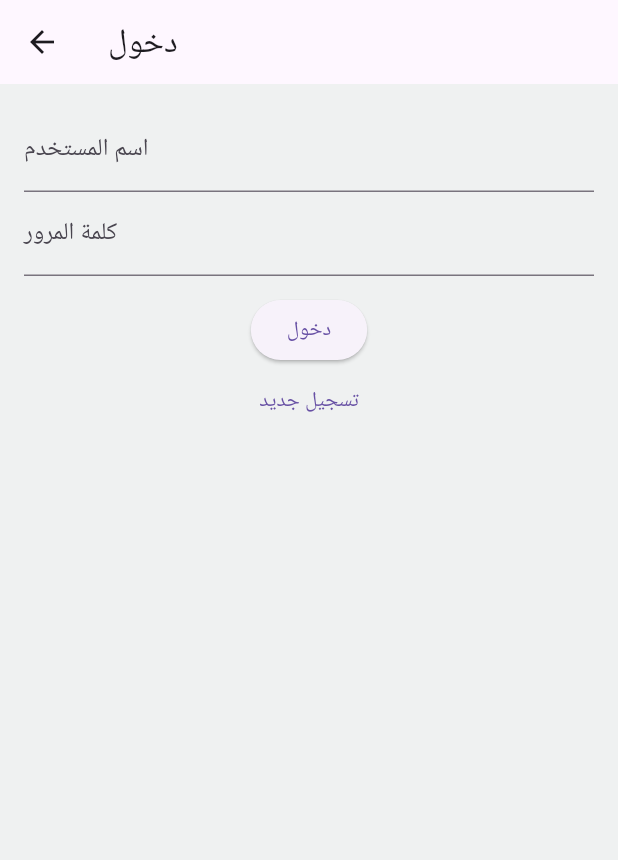
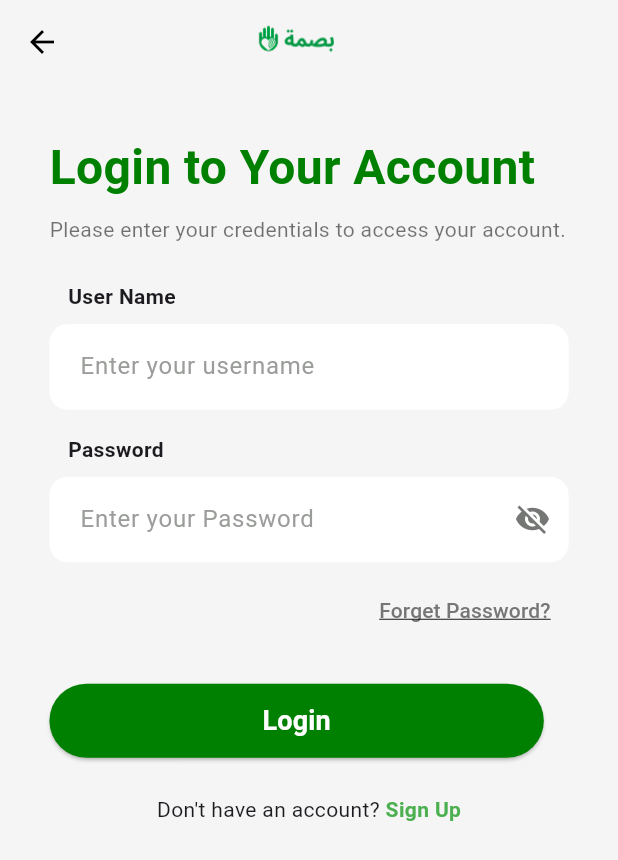
Before and after one commit to alkofahijo/basma-app, a Flutter app: the LoginPage screen opened directly, on a phone screen of 412 x 824 dp. Shown: the top 860 px of the screen. Run offline on Flutter 3.47's test engine with Material 3 defaults, Android fonts, the light colour scheme and no system bars; our stand-ins replace get, image_picker, shared_preferences, smooth_page_indicator; accounts and stored records are empty.

Commit message:
re design the login page and write it using Getx

```diff
--- /dev/null
+++ b/FrontEnd/basma_app/lib/controllers/login_controller.dart
@@ -0,0 +1,31 @@
+import 'package:basma_app/pages/report/select_location_page.dart';
+import 'package:get/get.dart';
+import '../../services/api_service.dart';
+
+class LoginController extends GetxController {
+  var email = ''.obs;
+  var password = ''.obs;
+  var isLoading = false.obs;
+  var obscurePassword = true.obs;
+  var errorMessage = ''.obs;
+
+  Future<void> login() async {
+    if (email.isEmpty || password.isEmpty) {
+      errorMessage.value = 'Please Fill All Fields';
+      return;
+    }
+    try {
+      isLoading.value = true;
+      await ApiService.login(email.value.trim(), password.value);
+      Get.to(() => const SelectLocationPage());
+    } catch (e) {
+      errorMessage.value = 'Login Failed. Please Try Again.';
+    } finally {
+      isLoading.value = false;
+    }
+  }
+
+  void togglePassword() {
+    obscurePassword.value = !obscurePassword.value;
+  }
+}
--- a/FrontEnd/basma_app/lib/pages/auth/login_page.dart
+++ b/FrontEnd/basma_app/lib/pages/auth/login_page.dart
@@ -1,74 +1,216 @@
 import 'package:flutter/material.dart';
-import '../../services/api_service.dart';
-import '../report/select_location_page.dart';
+import 'package:get/get.dart';
+import '../../controllers/login_controller.dart';
 import 'register_choice_page.dart';
 
-class LoginPage extends StatefulWidget {
-  const LoginPage({super.key});
-  @override
-  State<LoginPage> createState() => _LoginPageState();
-}
+class LoginPage extends StatelessWidget {
+  LoginPage({super.key});
 
-class _LoginPageState extends State<LoginPage> {
-  final _u = TextEditingController();
-  final _p = TextEditingController();
-  bool _loading = false;
-  String? _err;
-  @override
-  void dispose() {
-    _u.dispose();
-    _p.dispose();
-    super.dispose();
-  }
-
-  Future<void> _login() async {
-    setState(() => _loading = true);
-    try {
-      await ApiService.login(_u.text.trim(), _p.text);
-      if (!mounted) return;
-      Navigator.pushReplacement(
-        context,
-        MaterialPageRoute(builder: (_) => const SelectLocationPage()),
-      );
-    } catch (e) {
-      setState(() => _err = 'فشل تسجيل الدخول');
-    } finally {
-      setState(() => _loading = false);
-    }
-  }
+  final LoginController controller = Get.put(LoginController());
 
   @override
-  Widget build(BuildContext ctx) {
+  Widget build(BuildContext context) {
+    final size = MediaQuery.of(context).size;
+
     return Scaffold(
-      appBar: AppBar(title: const Text('دخول')),
-      body: Padding(
-        padding: const EdgeInsets.all(16),
+      backgroundColor: const Color(0xFFF5F5F5),
+      appBar: AppBar(
+        backgroundColor: Colors.transparent,
+        elevation: 0,
+        leading: IconButton(
+          icon: const Icon(Icons.arrow_back, color: Colors.black),
+          onPressed: () => Get.back(),
+        ),
+        centerTitle: true,
+        title: Image.asset(
+          "assets/images/logo-arabic-side.png",
+          height: size.height * 0.05,
+        ),
+      ),
+      body: SingleChildScrollView(
+        padding: EdgeInsets.symmetric(
+          horizontal: size.width * 0.08,
+          vertical: size.height * 0.04,
+        ),
         child: Column(
+          crossAxisAlignment: CrossAxisAlignment.start,
           children: [
-            if (_err != null)
-              Text(_err!, style: const TextStyle(color: Colors.red)),
+            // ===== Title =====
+            const Text(
+              'Login to Your Account',
+              style: TextStyle(
+                color: Color(0xFF008000),
+                fontWeight: FontWeight.bold,
+                fontSize: 32,
+              ),
+            ),
+            SizedBox(height: size.height * 0.01),
+            const Text(
+              'Please enter your credentials to access your account.',
+              style: TextStyle(
+                color: Colors.black54,
+                fontSize: 14,
+                height: 1.4,
+              ),
+            ),
+            SizedBox(height: size.height * 0.02),
+            Obx(
+              () => controller.errorMessage.isNotEmpty
+                  ? Row(
+                      children: [
+                        const Icon(
+                          Icons.cancel_outlined,
+                          color: Colors.red,
+                          size: 19,
+                        ),
+                        SizedBox(width: size.width * 0.01),
+                        Text(
+                          controller.errorMessage.value,
+                          style: const TextStyle(color: Colors.red),
+                        ),
+                      ],
+                    )
+                  : const SizedBox.shrink(),
+            ),
+            SizedBox(height: size.height * 0.01),
+
+            // ===== User Name Input =====
+            Padding(
+              padding: EdgeInsets.symmetric(horizontal: size.width * 0.03),
+              child: const Text(
+                'User Name',
+                style: TextStyle(fontWeight: FontWeight.bold),
+              ),
+            ),
+            SizedBox(height: size.height * 0.01),
             TextField(
-              controller: _u,
-              decoration: const InputDecoration(labelText: 'اسم المستخدم'),
+              onChanged: (v) => controller.email.value = v,
+              keyboardType: TextInputType.emailAddress,
+              decoration: InputDecoration(
+                hintText: 'Enter your username',
+                hintStyle: const TextStyle(
+                  color: Color.fromARGB(255, 154, 157, 154),
+                ),
+                filled: true,
+                fillColor: Colors.white,
+                contentPadding: EdgeInsets.symmetric(
+                  horizontal: size.width * 0.04,
+                  vertical: size.height * 0.02,
+                ),
+                border: OutlineInputBorder(
+                  borderRadius: BorderRadius.circular(12),
+                  borderSide: BorderSide.none,
+                ),
+              ),
             ),
-            TextField(
-              controller: _p,
-              decoration: const InputDecoration(labelText: 'كلمة المرور'),
-              obscureText: true,
+            SizedBox(height: size.height * 0.02),
+
+            // ===== Password Input =====
+            Padding(
+              padding: EdgeInsets.symmetric(horizontal: size.width * 0.03),
+              child: const Text(
+                'Password',
+                style: TextStyle(fontWeight: FontWeight.bold),
+              ),
             ),
-            const SizedBox(height: 12),
-            ElevatedButton(
-              onPressed: _loading ? null : _login,
-              child: _loading
-                  ? const CircularProgressIndicator()
-                  : const Text('دخول'),
+            SizedBox(height: size.height * 0.01),
+            Obx(
+              () => TextField(
+                onChanged: (v) => controller.password.value = v,
+                obscureText: controller.obscurePassword.value,
+                decoration: InputDecoration(
+                  hintText: 'Enter your Password',
+                  hintStyle: const TextStyle(
+                    color: Color.fromARGB(255, 154, 157, 154),
+                  ),
+                  suffixIcon: IconButton(
+                    icon: Icon(
+                      controller.obscurePassword.value
+                          ? Icons.visibility_off
+                          : Icons.visibility,
+                      color: const Color.fromARGB(255, 117, 119, 117),
+                    ),
+                    onPressed: controller.togglePassword,
+                  ),
+                  filled: true,
+                  fillColor: Colors.white,
+                  contentPadding: EdgeInsets.symmetric(
+                    horizontal: size.width * 0.04,
+                    vertical: size.height * 0.02,
+                  ),
+                  border: OutlineInputBorder(
+                    borderRadius: BorderRadius.circular(12),
+                    borderSide: BorderSide.none,
+                  ),
+                ),
+              ),
             ),
-            TextButton(
-              onPressed: () => Navigator.push(
-                context,
-                MaterialPageRoute(builder: (_) => const RegisterChoicePage()),
+            SizedBox(height: size.height * 0.01),
+
+            // ===== Forget Password =====
+            Align(
+              alignment: Alignment.centerRight,
+              child: TextButton(
+                onPressed: () {},
+                child: const Text(
+                  'Forget Password?',
+                  style: TextStyle(
+                    decoration: TextDecoration.underline,
+                    color: Color.fromARGB(255, 117, 119, 117),
+                  ),
+                ),
               ),
-              child: const Text('تسجيل جديد'),
+            ),
+            SizedBox(height: size.height * 0.03),
+
+            // ===== Login Button =====
+            Obx(
+              () => SizedBox(
+                width: size.width * 0.8,
+                height: size.height * 0.06,
+                child: ElevatedButton(
+                  onPressed: controller.isLoading.value
+                      ? null
+                      : controller.login,
+                  style: ElevatedButton.styleFrom(
+                    backgroundColor: Color(0xFF008000),
+                    shape: RoundedRectangleBorder(
+                      borderRadius: BorderRadius.circular(30),
+                    ),
+                  ),
+                  child: controller.isLoading.value
+                      ? const CircularProgressIndicator(color: Colors.white)
+                      : const Text(
+                          'Login',
+                          style: TextStyle(
+                            fontSize: 18,
+                            color: Colors.white,
+                            fontWeight: FontWeight.bold,
+                          ),
+                        ),
+                ),
+              ),
+            ),
+            SizedBox(height: size.height * 0.03),
+
+            // ===== Sign Up Section =====
+            Center(
+              child: Row(
+                mainAxisAlignment: MainAxisAlignment.center,
+                children: [
+                  const Text("Don't have an account? "),
+                  GestureDetector(
+                    onTap: () => Get.to(() => const RegisterChoicePage()),
+                    child: const Text(
+                      'Sign Up',
+                      style: TextStyle(
+                        fontWeight: FontWeight.bold,
+                        color: Colors.green,
+                      ),
+                    ),
+                  ),
+                ],
+              ),
             ),
           ],
         ),
```
